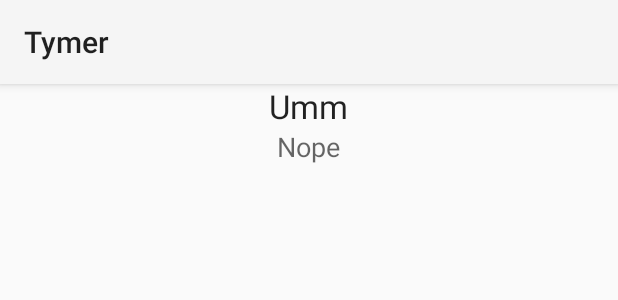
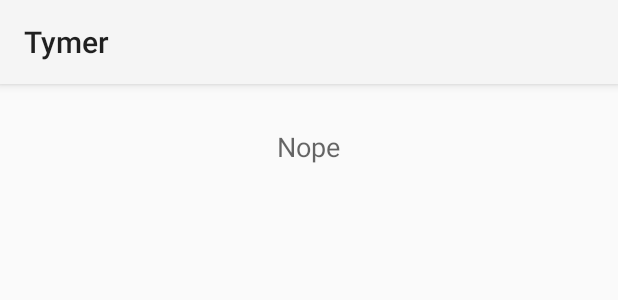
Before and after one commit to tim-hoff/Tymer, an Android app: the layout timer_view.xml on its own in the app's theme, with its tools: preview values and no code run, on a phone screen of 412 x 824 dp. Shown: the top 300 px of the screen. Run offline under Robolectric (Android 15) with nearby library versions, the phone set to English and light mode, and no system bars.

Commit message:
Working Timer Panel

```diff
--- a/app/src/main/java/androiddive/timothy/tymer/TymerActivity.java
+++ b/app/src/main/java/androiddive/timothy/tymer/TymerActivity.java
@@ -91,7 +91,7 @@ public class TymerActivity extends ActionBarActivity{
                 intent_t.putExtra("timer1", timer1);
 
                 Log.v("asdf", "Creating Timer");
-
+                startActivity(intent_t);
                 setContentView(R.layout.timer_view);
 
 
--- a/app/src/main/res/layout/timer_view.xml
+++ b/app/src/main/res/layout/timer_view.xml
@@ -8,7 +8,6 @@
         android:layout_width="wrap_content"
         android:layout_height="wrap_content"
         android:textAppearance="?android:attr/textAppearanceLarge"
-        android:text="Umm"
         android:id="@+id/timerName" />
 
     <TextView
```
Also changed, not shown: app/src/main/java/androiddive/timothy/tymer/Timer.java (+9 -2 lines).
